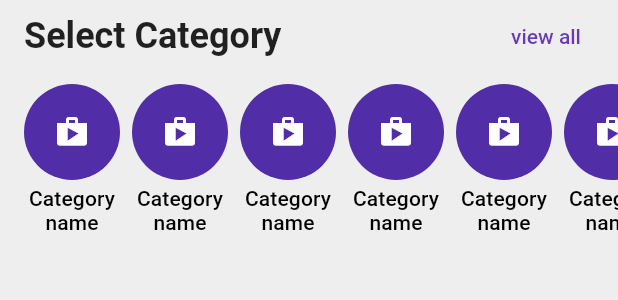
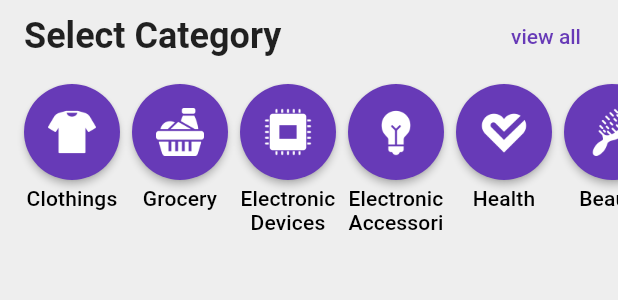
Before and after one commit to Shadiul/shopio, a Flutter app: the CategoryMiniWidget widget shown alone on an empty page, opened directly, on a phone screen of 412 x 824 dp. Shown: the top 300 px of the screen. Run offline on Flutter 3.47's test engine with Material 2 defaults, Android fonts, the light colour scheme and no system bars; our stand-ins replace cloud_firestore, firebase_auth, firebase_core, get, logger, salomon_bottom_bar; accounts and stored records are empty; statements that could not run were skipped.

Commit message:
🚀 Add Fake categories

```diff
--- /dev/null
+++ b/client/assets/json/fake_categories.json
@@ -0,0 +1,34 @@
+{
+  "data": [
+    {
+      "id": "0",
+      "name": "Clothings",
+      "icon": "category_clothing"
+    },
+    {
+      "id": "1",
+      "name": "Grocery",
+      "icon": "category_grocery"
+    },
+    {
+      "id": "2",
+      "name": "Electronic Devices",
+      "icon": "category_electronic_devices"
+    },
+    {
+      "id": "3",
+      "name": "Electronic Accessories",
+      "icon": "category_electronic_accessories"
+    },
+    {
+      "id": "4",
+      "name": "Health",
+      "icon": "category_health"
+    },
+    {
+      "id": "5",
+      "name": "Beauty",
+      "icon": "category_beauty"
+    }
+  ]
+}
--- a/client/lib/app/modules/explore/explore_controller.dart
+++ b/client/lib/app/modules/explore/explore_controller.dart
@@ -1,3 +1,45 @@
+import 'dart:convert';
+import 'dart:developer';
+
+import 'package:flutter/services.dart';
 import 'package:get/get.dart';
 
-class ExploreController extends GetxController {}
+import '../../data/enums.dart';
+import '../../data/models/category_model.dart';
+import '../../utils/log_colored.dart';
+
+class ExploreController extends GetxController {
+  Rx<UiState> categoriesState = Rx(UiState.idle);
+
+  @override
+  Future<void> onReady() async {
+    await getCategories();
+    super.onReady();
+  }
+
+  RxList<CategoryModel> categories = RxList<CategoryModel>();
+  Future<void> getCategories() async {
+    logColored('📦 Loading fake categories from asset', color: LogColor.white);
+    categoriesState.value = UiState.loading;
+
+    try {
+      final categoryBundleData = await rootBundle.loadString(
+        'assets/json/fake_categories.json',
+      );
+      final jsonData = jsonDecode(categoryBundleData);
+      categories.value = List.from((jsonData['data'] as List).map(
+        (e) => CategoryModel.fromJson(e),
+      ));
+      logColored(
+        '📦 Success loading fake categories from asset',
+        color: LogColor.green,
+      );
+    } catch (e) {
+      log(e.toString());
+      categoriesState.value = UiState.error;
+      return;
+    }
+
+    categoriesState.value = UiState.success;
+  }
+}
--- a/client/lib/app/modules/explore/widgets/category_mini.dart
+++ b/client/lib/app/modules/explore/widgets/category_mini.dart
@@ -1,6 +1,8 @@
 import 'package:flutter/material.dart';
 import 'package:get/get.dart';
 
+import '../../../data/enums.dart';
+import '../../../data/models/category_model.dart';
 import '../explore_controller.dart';
 
 class CategoryMiniWidget extends GetWidget<ExploreController> {
@@ -36,33 +38,51 @@ class CategoryMiniWidget extends GetWidget<ExploreController> {
         ),
         SizedBox(
           height: 120.0,
-          child: ListView.separated(
+          child: Obx(
+            () => controller.categoriesState.value == UiState.loading
+                ? const Center(child: CircularProgressIndicator())
+                : ListView.separated(
                     scrollDirection: Axis.horizontal,
                     padding: const EdgeInsets.symmetric(
                       horizontal: 16.0,
                       vertical: 8.0,
                     ),
-            itemCount: 10,
-            itemBuilder: (context, index) => SizedBox(
+                    itemCount: controller.categories.length,
+                    itemBuilder: (context, index) {
+                      CategoryModel category = controller.categories[index];
+
+                      return SizedBox(
                         width: 64,
                         child: Column(
                           children: [
-                  const CircleAvatar(
-                    radius: 32.0,
-                    child: Icon(Icons.shop),
+                            MaterialButton(
+                              onPressed: () {},
+                              shape: const CircleBorder(),
+                              color: _themeData.colorScheme.primary,
+                              materialTapTargetSize:
+                                  MaterialTapTargetSize.shrinkWrap,
+                              padding: const EdgeInsets.all(16.0),
+                              child: Image.asset(
+                                'assets/icons/${category.icon}.png',
+                                fit: BoxFit.contain,
+                                color: Colors.white,
+                              ),
                             ),
                             const SizedBox(height: 4.0),
                             Expanded(
                               child: Text(
-                      'Category name',
+                                category.name,
                                 textAlign: TextAlign.center,
                                 style: _textTheme.subtitle2,
                               ),
                             )
                           ],
                         ),
+                      );
+                    },
+                    separatorBuilder: (context, index) =>
+                        const SizedBox(width: 8.0),
                   ),
-            separatorBuilder: (context, index) => const SizedBox(width: 8.0),
           ),
         ),
       ],
--- a/client/pubspec.yaml
+++ b/client/pubspec.yaml
@@ -40,6 +40,10 @@ dev_dependencies:
 
 flutter:
   uses-material-design: true
+  assets:
+    - assets/images/
+    - assets/icons/
+    - assets/json/
 
 get_cli:
   sub_folder: false
```
Also changed, not shown: client/assets/icons/category_beauty.png (added), client/assets/icons/category_clothing.png (added), client/assets/icons/category_electronic_accessories.png (added), client/assets/icons/category_electronic_devices.png (added), client/assets/icons/category_grocery.png (added), client/assets/icons/category_health.png (added). Lines whose indentation alone changed are shown as unchanged.
